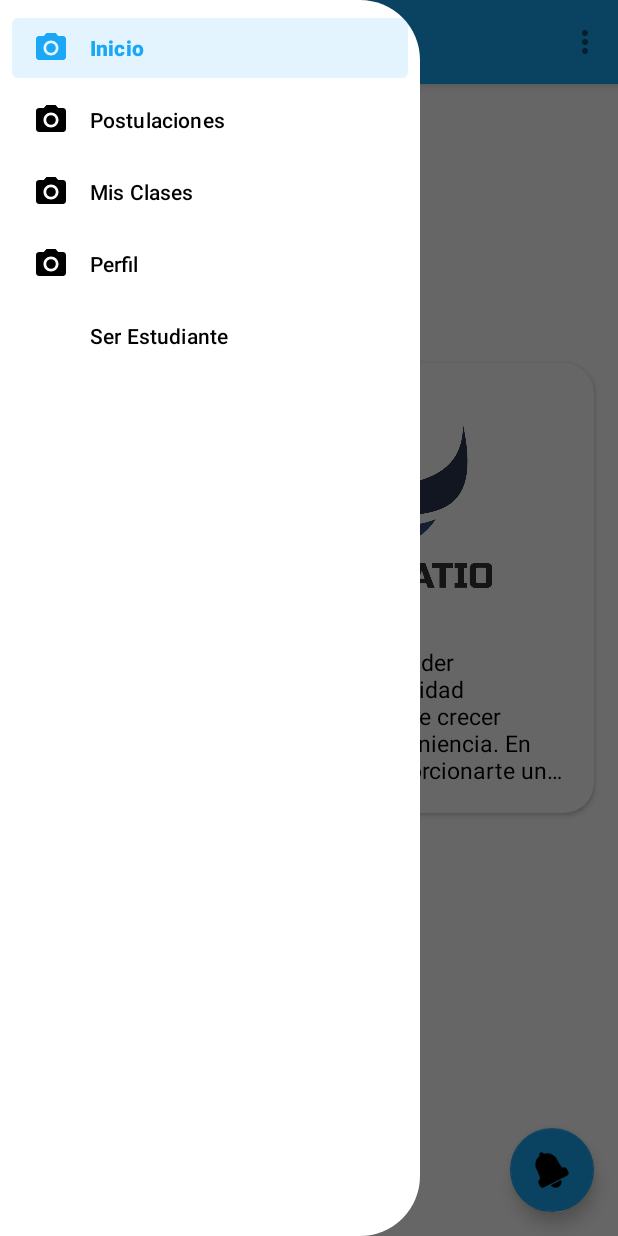
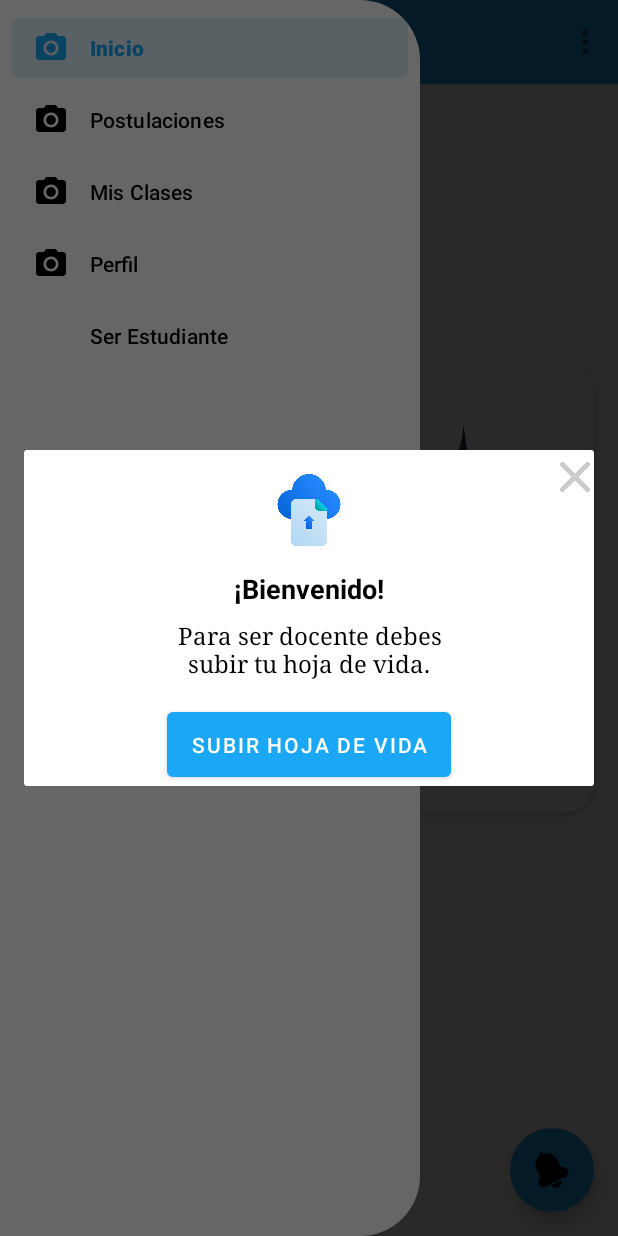
Before and after one commit to jhonrivera1100/EducatioApp, an Android app: the MainActivity screen opened directly, with no data from a screen before it, in the side drawer, after a tap on "Ser Docente", on a phone screen of 412 x 824 dp. Run offline under Robolectric (Android 15) with nearby library versions, the phone set to English and light mode, and no system bars; our stand-ins replace Firebase (no records; nobody signed in at launch, a user with empty details on screens opened directly), navigation-ui.

Commit message:
hoja vida

```diff
--- a/app/build.gradle.kts
+++ b/app/build.gradle.kts
@@ -58,6 +58,7 @@ dependencies {
     implementation ("com.squareup.retrofit2:retrofit:2.9.0")
     implementation ("com.squareup.retrofit2:converter-gson:2.9.0")
     implementation ("com.google.code.gson:gson:2.10.1")
+    implementation("com.google.firebase:firebase-storage-ktx:20.3.0")
     //hasta aqui retrofit
     testImplementation("junit:junit:4.13.2")
     androidTestImplementation("androidx.test.ext:junit:1.1.5")
--- a/app/src/main/AndroidManifest.xml
+++ b/app/src/main/AndroidManifest.xml
@@ -4,7 +4,8 @@
     package="com.jhon.educatioapp">
     <uses-permission   android:name = "android.permission.ACCESS_NETWORK_STATE" />
     <uses-permission android:name="android.permission.INTERNET" />
-
+    <uses-permission android:name="android.permission.READ_EXTERNAL_STORAGE" />
+    <uses-permission android:name="android.permission.WRITE_EXTERNAL_STORAGE" />
     <application
         android:allowBackup="true"
         android:icon="@mipmap/ic_launcher"
--- a/app/src/main/java/com/jhon/educatioapp/controllers/MainActivity.kt
+++ b/app/src/main/java/com/jhon/educatioapp/controllers/MainActivity.kt
@@ -13,6 +13,7 @@ import androidx.drawerlayout.widget.DrawerLayout
 import androidx.appcompat.app.AppCompatActivity
 import com.jhon.educatioapp.R
 import com.jhon.educatioapp.databinding.ActivityMainBinding
+import com.jhon.educatioapp.fragments.Hojavida
 import com.jhon.educatioapp.fragments.HomeFragment
 import com.jhon.educatioapp.fragments.MisNotificacionesFragment
 
@@ -73,6 +74,10 @@ class MainActivity : AppCompatActivity() {
             // Realizar la lógica de cambio de opciones según el ítem del menú seleccionado
             when (menuItem.itemId) {
                 R.id.ser_docente -> {
+                    // Mostrar el Fragment Hojavida
+                    val hojaVidaFragment = Hojavida()
+                    hojaVidaFragment.show(supportFragmentManager, "hojavida_dialog")
+                    true
                     // Cambiar a las opciones del tipo de usuario 1 (docente)
                     // Por ejemplo, navegar a un fragmento específico
                     navController.navigate(R.id.Home_Fragment)
--- /dev/null
+++ b/app/src/main/res/layout/fragment_hojavida.xml
@@ -0,0 +1,87 @@
+<androidx.cardview.widget.CardView
+    xmlns:android="http://schemas.android.com/apk/res/android"
+    xmlns:app="http://schemas.android.com/apk/res-auto"
+    android:layout_width="290dp"
+    android:layout_height="230dp"
+    android:layout_margin="29dp"
+    android:outlineProvider="bounds"
+    android:clipToOutline="true"
+    android:elevation="80dp"
+
+
+
+
+    app:cardBackgroundColor="@android:color/white">
+
+    <RelativeLayout
+        android:id="@+id/splashLayout"
+        android:layout_width="match_parent"
+        android:layout_height="wrap_content"
+
+        android:gravity="center">
+        <!-- Agregar el ImageView para la "x" -->
+        <ImageView
+            android:id="@+id/imageViewClose"
+            android:layout_width="25dp"
+            android:layout_height="20dp"
+            android:layout_alignParentEnd="true"
+            android:layout_marginEnd="8dp"
+            android:layout_marginTop="8dp"
+            android:src="@drawable/cierre"
+            android:contentDescription="Cerrar"
+           />
+
+
+        <ImageView
+            android:id="@+id/imageViewIcon"
+            android:layout_width="480dp"
+            android:layout_height="48dp"
+            android:layout_gravity="center_horizontal"
+            android:src="@drawable/archivo"
+            android:layout_marginTop="16dp"/>
+
+        <TextView
+            android:id="@+id/textViewTitle"
+            android:layout_width="wrap_content"
+            android:layout_height="wrap_content"
+            android:layout_below="@id/imageViewIcon"
+            android:layout_centerHorizontal="true"
+            android:layout_marginTop="16dp"
+            android:text="¡Bienvenido!"
+            android:textColor="@android:color/black"
+            android:textSize="18sp"
+            android:textStyle="bold" />
+
+        <TextView
+            android:id="@+id/textViewDescription"
+            android:layout_width="200dp"
+            android:layout_height="wrap_content"
+            android:layout_below="@id/textViewTitle"
+            android:layout_centerHorizontal="true"
+            android:layout_marginTop="8dp"
+            android:text="Para ser docente debes subir tu hoja de vida."
+            android:textColor="@android:color/black"
+            android:textSize="16sp"
+            android:textAlignment="center"
+            android:fontFamily="serif"/>
+
+        <Button
+            android:id="@+id/subirHoja"
+            android:layout_width="wrap_content"
+            android:layout_height="wrap_content"
+            android:layout_below="@id/textViewDescription"
+            android:layout_centerHorizontal="true"
+            android:layout_marginTop="16dp"
+            android:text="Subir Hoja de Vida"
+            android:textColor="@android:color/white"
+            android:paddingStart="16dp"
+            android:paddingEnd="16dp"
+            android:paddingTop="12dp"
+            android:paddingBottom="12dp"
+
+            android:drawablePadding="8dp"
+            android:onClick="uploadDocument" />
+
+    </RelativeLayout>
+
+</androidx.cardview.widget.CardView>
```
Also changed, not shown: app/src/main/java/com/jhon/educatioapp/apiservice/ApiClient.kt (+6 -1 lines), app/src/main/java/com/jhon/educatioapp/apiservice/ApiService.kt (+7 -0 lines), app/src/main/java/com/jhon/educatioapp/fragments/Hojavida.kt (added, +100 -0 lines), app/src/main/res/drawable/archivo.png (added), app/src/main/res/drawable/cierre.png (added), 1 other file.
